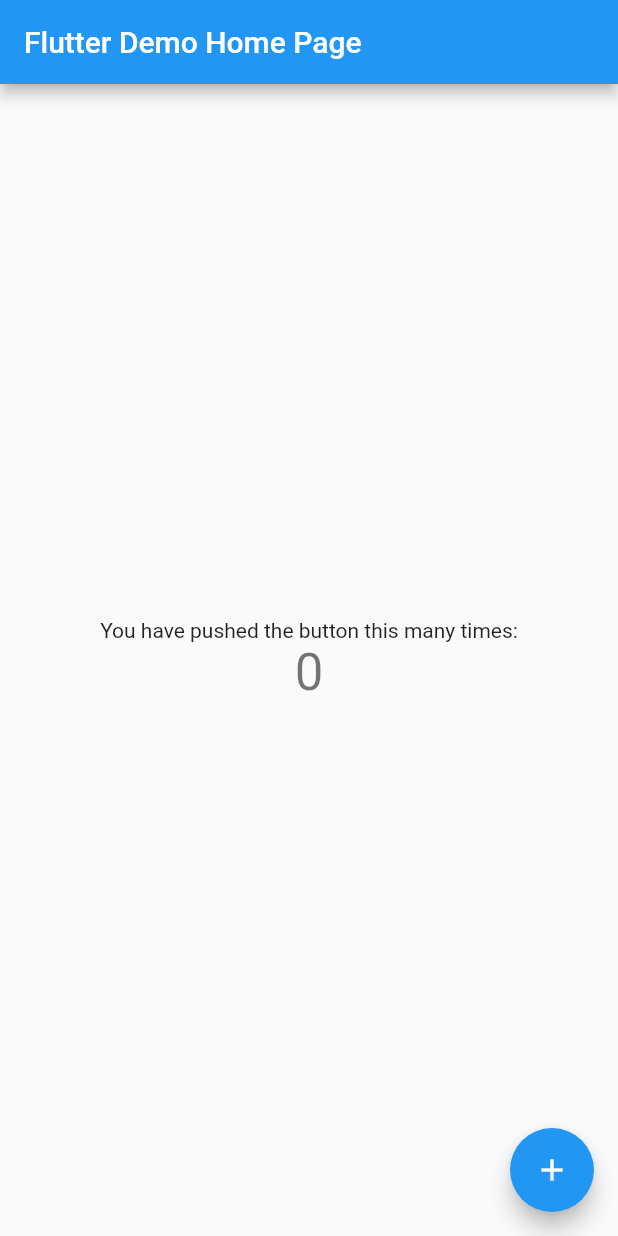
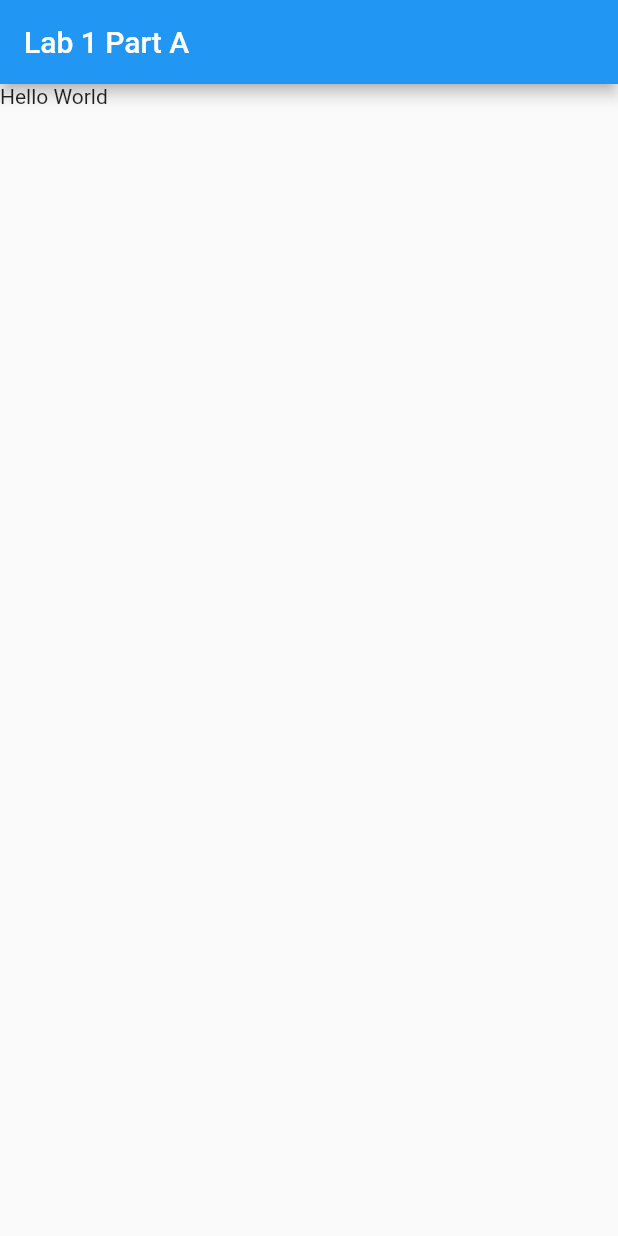
Before and after one commit to Adam-Sheeres/4030_Project, a Flutter app: the screen it shows after launch, on a phone screen of 412 x 824 dp. Run offline on Flutter 3.47's test engine with Material 2 defaults, Android fonts, the phone set to English and light mode, and no system bars.

Commit message:
Hello World

```diff
--- a/plant_tracker/lib/main.dart
+++ b/plant_tracker/lib/main.dart
@@ -1,115 +1,12 @@
 import 'package:flutter/material.dart';
 
 void main() {
-  runApp(const MyApp());
+  runApp(MaterialApp(
+    home: Scaffold(
+      appBar: AppBar(
+        title: Text('Lab 1 Part A'),
+      ),
+      body: Text('Hello World'),
+    ),
+  ));
 }
-
-class MyApp extends StatelessWidget {
-  const MyApp({super.key});
-
-  // This widget is the root of your application.
-  @override
-  Widget build(BuildContext context) {
-    return MaterialApp(
-      title: 'Flutter Demo',
-      theme: ThemeData(
-        // This is the theme of your application.
-        //
-        // Try running your application with "flutter run". You'll see the
-        // application has a blue toolbar. Then, without quitting the app, try
-        // changing the primarySwatch below to Colors.green and then invoke
-        // "hot reload" (press "r" in the console where you ran "flutter run",
-        // or simply save your changes to "hot reload" in a Flutter IDE).
-        // Notice that the counter didn't reset back to zero; the application
-        // is not restarted.
-        primarySwatch: Colors.blue,
-      ),
-      home: const MyHomePage(title: 'Flutter Demo Home Page'),
-    );
-  }
-}
-
-class MyHomePage extends StatefulWidget {
-  const MyHomePage({super.key, required this.title});
-
-  // This widget is the home page of your application. It is stateful, meaning
-  // that it has a State object (defined below) that contains fields that affect
-  // how it looks.
-
-  // This class is the configuration for the state. It holds the values (in this
-  // case the title) provided by the parent (in this case the App widget) and
-  // used by the build method of the State. Fields in a Widget subclass are
-  // always marked "final".
-
-  final String title;
-
-  @override
-  State<MyHomePage> createState() => _MyHomePageState();
-}
-
-class _MyHomePageState extends State<MyHomePage> {
-  int _counter = 0;
-
-  void _incrementCounter() {
-    setState(() {
-      // This call to setState tells the Flutter framework that something has
-      // changed in this State, which causes it to rerun the build method below
-      // so that the display can reflect the updated values. If we changed
-      // _counter without calling setState(), then the build method would not be
-      // called again, and so nothing would appear to happen.
-      _counter++;
-    });
-  }
-
-  @override
-  Widget build(BuildContext context) {
-    // This method is rerun every time setState is called, for instance as done
-    // by the _incrementCounter method above.
-    //
-    // The Flutter framework has been optimized to make rerunning build methods
-    // fast, so that you can just rebuild anything that needs updating rather
-    // than having to individually change instances of widgets.
-    return Scaffold(
-      appBar: AppBar(
-        // Here we take the value from the MyHomePage object that was created by
-        // the App.build method, and use it to set our appbar title.
-        title: Text(widget.title),
-      ),
-      body: Center(
-        // Center is a layout widget. It takes a single child and positions it
-        // in the middle of the parent.
-        child: Column(
-          // Column is also a layout widget. It takes a list of children and
-          // arranges them vertically. By default, it sizes itself to fit its
-          // children horizontally, and tries to be as tall as its parent.
-          //
-          // Invoke "debug painting" (press "p" in the console, choose the
-          // "Toggle Debug Paint" action from the Flutter Inspector in Android
-          // Studio, or the "Toggle Debug Paint" command in Visual Studio Code)
-          // to see the wireframe for each widget.
-          //
-          // Column has various properties to control how it sizes itself and
-          // how it positions its children. Here we use mainAxisAlignment to
-          // center the children vertically; the main axis here is the vertical
-          // axis because Columns are vertical (the cross axis would be
-          // horizontal).
-          mainAxisAlignment: MainAxisAlignment.center,
-          children: <Widget>[
-            const Text(
-              'You have pushed the button this many times:',
-            ),
-            Text(
-              '$_counter',
-              style: Theme.of(context).textTheme.headline4,
-            ),
-          ],
-        ),
-      ),
-      floatingActionButton: FloatingActionButton(
-        onPressed: _incrementCounter,
-        tooltip: 'Increment',
-        child: const Icon(Icons.add),
-      ), // This trailing comma makes auto-formatting nicer for build methods.
-    );
-  }
-}
```
